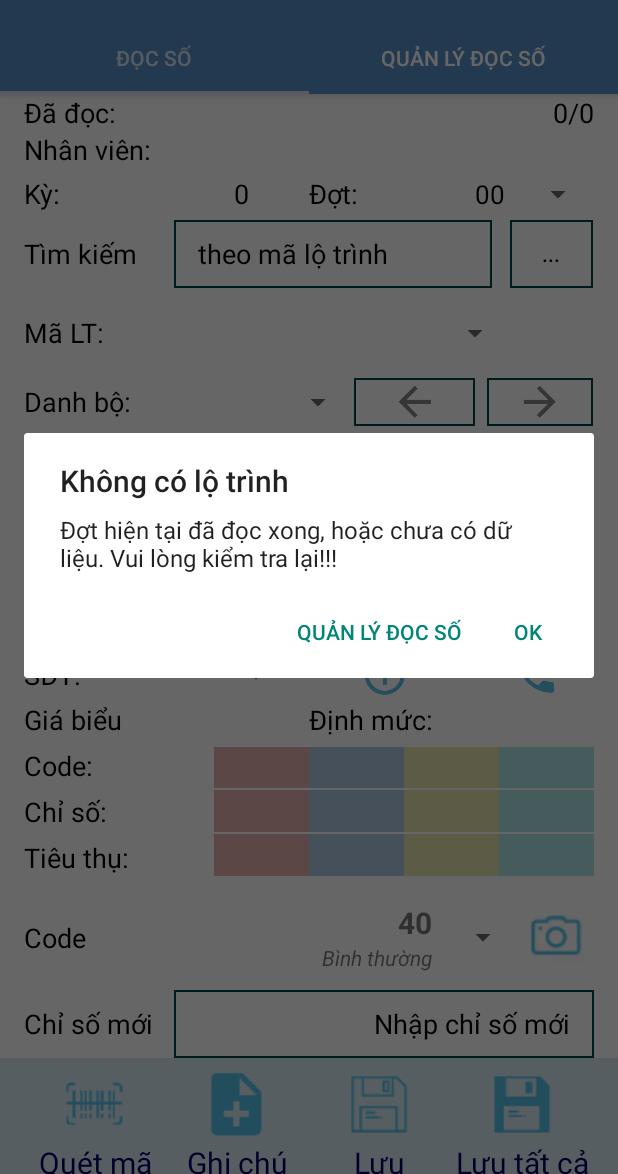
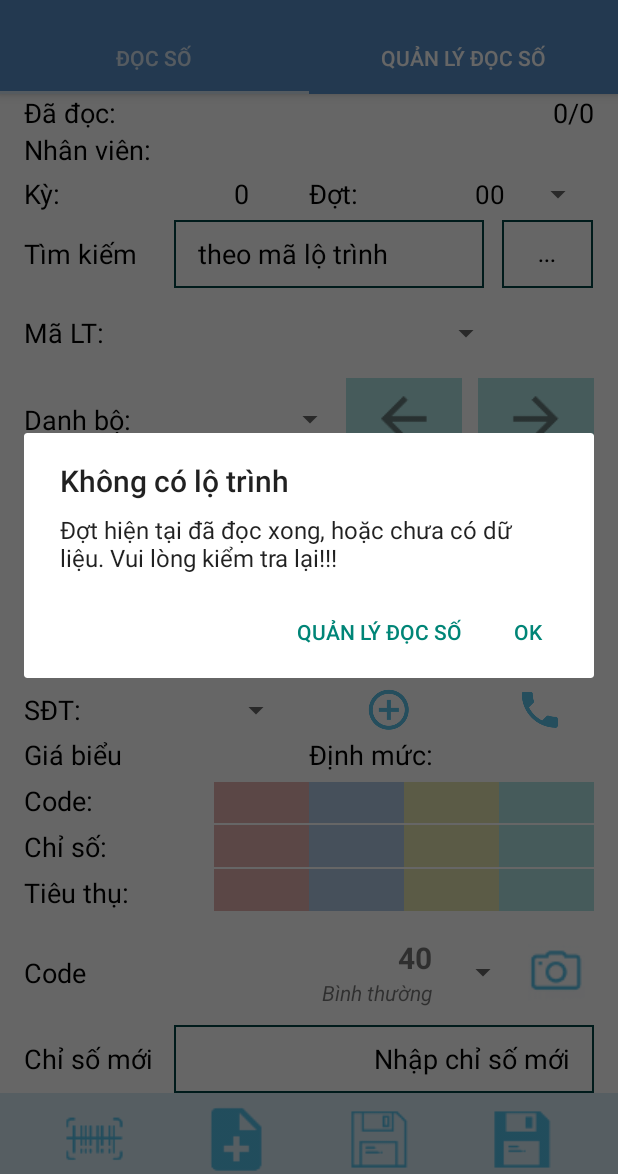
Before and after one commit to DITAGIS/DocSoTanHoa_android, an Android app: the DocSo screen opened directly, with no data from a screen before it, on a phone screen of 412 x 824 dp, the part 62-1236 px from its top. Run offline under Robolectric (Android 15) with nearby library versions, the phone set to English and light mode, and no system bars; 6 statements that could not run were skipped.

Commit message:
resize btn prev, next

```diff
--- a/app/src/main/java/com/ditagis/hcm/docsotanhoa/DocSo.java
+++ b/app/src/main/java/com/ditagis/hcm/docsotanhoa/DocSo.java
@@ -624,12 +624,9 @@
                 ((TextView) mRootView.findViewById(R.id.spin_ds_db_title)).setTextColor(ContextCompat.getColor(mRootView.getContext(), R.color.colorTextColor_1));
                 mAdapterDB = new ArrayAdapter<String>(mRootView.getContext(), R.layout.spinner_item_left1, mDBs);
 
-                ((ImageButton) mRootView.findViewById(R.id.btn_ds_prev)).setBackgroundColor(ContextCompat.getColor(mRootView.getContext(), R.color.colorBackground_1));
-                ((ImageButton) mRootView.findViewById(R.id.btn_ds_prev)).setImageResource(R.drawable.prev);
-                ((ImageButton) mRootView.findViewById(R.id.btn_ds_prev)).setBackgroundResource(R.layout.edit_text_styles);
-                ((ImageButton) mRootView.findViewById(R.id.btn_ds_next)).setImageResource(R.drawable.next);
-                ((ImageButton) mRootView.findViewById(R.id.btn_ds_next)).setBackgroundColor(ContextCompat.getColor(mRootView.getContext(), R.color.colorBackground_1));
-                ((ImageButton) mRootView.findViewById(R.id.btn_ds_next)).setBackgroundResource(R.layout.edit_text_styles);
+//                ((ImageButton) mRootView.findViewById(R.id.btn_ds_next)).setImageResource(R.drawable.next);
+//                ((ImageButton) mRootView.findViewById(R.id.btn_ds_next)).setBackgroundColor(ContextCompat.getColor(mRootView.getContext(), R.color.colorBackground_1));
+//                ((ImageButton) mRootView.findViewById(R.id.btn_ds_next)).setBackgroundResource(R.layout.edit_text_styles);
                 ((TextView) mRootView.findViewById(R.id.txt_ds_so_than)).setTextColor(ContextCompat.getColor(mRootView.getContext(), R.color.colorToolBar_Row_1));
                 mEditTextViTri.setTextColor(ContextCompat.getColor(mRootView.getContext(), R.color.colorTextColor_1));
                 mEditTextViTri.setHintTextColor(ContextCompat.getColor(mRootView.getContext(), R.color.colorTextColor_1));
--- a/app/src/main/res/layout/doc_so_fragment.xml
+++ b/app/src/main/res/layout/doc_so_fragment.xml
@@ -273,27 +273,47 @@
                         android:textAppearance="?android:attr/textAppearanceMedium"
                         android:textColor="@color/colorTextColor_1" />
 
-                    <ImageButton
+                    <FrameLayout
+                        android:layout_marginRight="@dimen/activity_horizontal_margin_btn"
                         android:id="@+id/btn_ds_prev"
-                        android:layout_width="45dp"
+                        android:layout_width="55dp"
+                        android:layout_height="55dp"
                         android:layout_gravity="center_vertical"
                         android:layout_weight="0.3"
-                        android:background="@color/colorBackground_1"
+                        android:background="@color/colorCSC_SL_0_1"
                         android:contentDescription="Prev"
-                        android:src="@drawable/prev" />
+                        android:orientation="vertical">
 
-                    <Space
-                        android:layout_width="0dp"
-                        android:layout_weight="0.1" />
+                        <LinearLayout
+                            android:layout_width="45dp"
+                            android:layout_height="45dp"
+                            android:layout_gravity="center"
+                            android:background="@drawable/prev"
+                            android:orientation="vertical"></LinearLayout>
+                    </FrameLayout>
 
-                    <ImageButton
+
+
+                    <FrameLayout
+                        android:layout_marginLeft="@dimen/activity_horizontal_margin_btn"
                         android:id="@+id/btn_ds_next"
-                        android:layout_width="45dp"
+                        android:layout_width="55dp"
+                        android:layout_height="55dp"
                         android:layout_gravity="center_vertical"
                         android:layout_weight="0.3"
-                        android:background="@color/colorBackground_1"
-                        android:contentDescription="Next"
-                        android:src="@drawable/next" />
+                        android:background="@color/colorCSC_SL_0_1"
+                        android:contentDescription="Prev"
+                        android:orientation="vertical">
+
+                        <LinearLayout
+                            android:layout_width="45dp"
+                            android:layout_height="45dp"
+                            android:layout_gravity="center"
+                            android:background="@drawable/next"
+                            android:orientation="vertical"></LinearLayout>
+                    </FrameLayout>
+
+
                 </TableRow>
 
                 <!--Table row so than, hieu-->
--- a/app/src/main/res/values/dimens.xml
+++ b/app/src/main/res/values/dimens.xml
@@ -1,5 +1,6 @@
 <resources>
     <!-- Default screen margins, per the Android Design guidelines. -->
+    <dimen name="activity_horizontal_margin_btn">5dp</dimen>
     <dimen name="activity_horizontal_margin">16dp</dimen>
     <dimen name="button_horizontal_margin">8dp</dimen>
     <dimen name="activity_vertical_margin">6dp</dimen>
```
